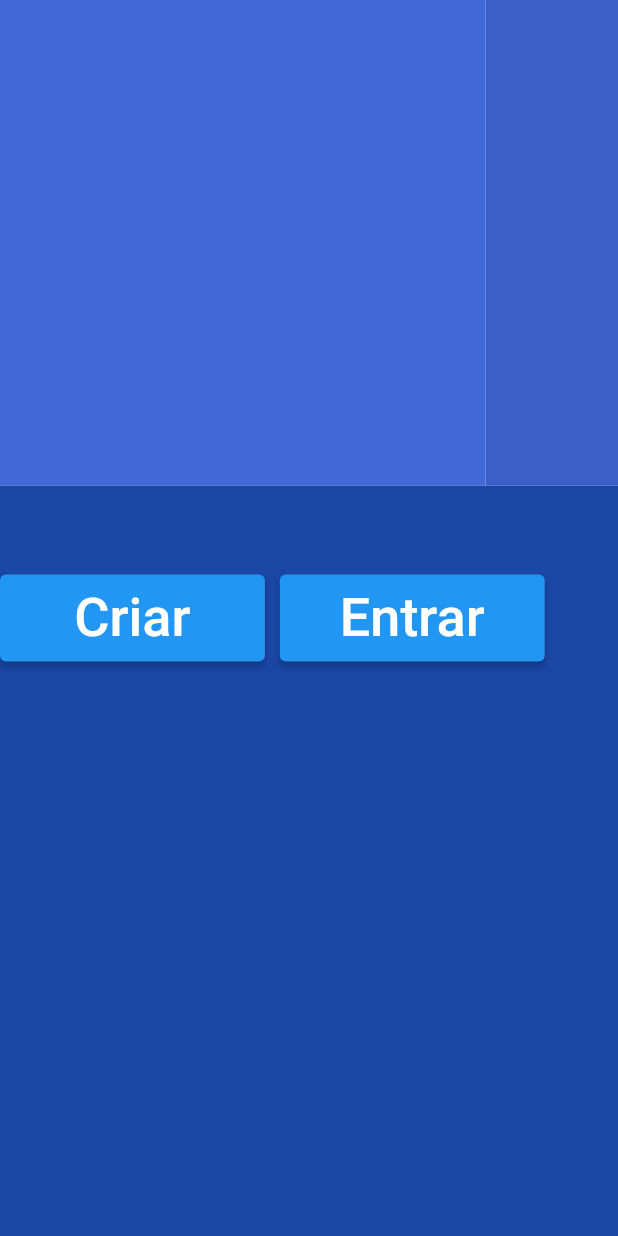
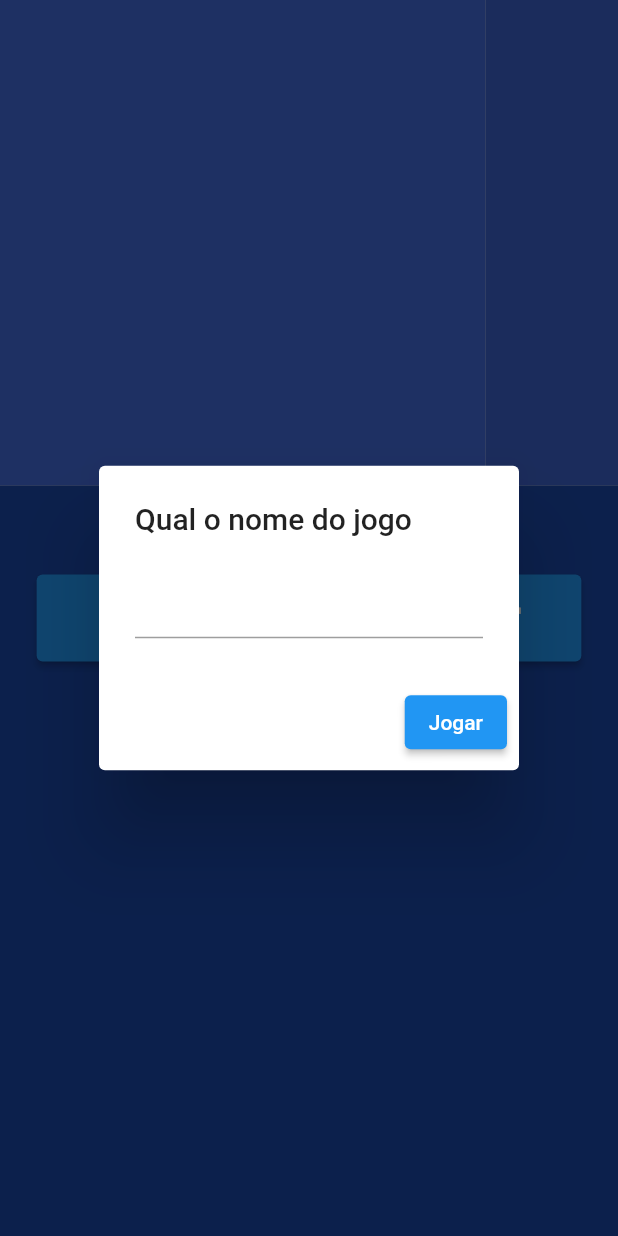
Before and after one commit to beribeiro/plataform_channel_game, a Flutter app: the screen it shows after launch, after a tap on "Criar", on a phone screen of 412 x 824 dp. Run offline on Flutter 3.47's test engine with Material 2 defaults, Android fonts, the phone set to English and light mode, and no system bars; our stand-ins replace flutter_screenutil.

Commit message:
Adicionando botões e criar jogo

```diff
--- a/lib/screens/game.dart
+++ b/lib/screens/game.dart
@@ -58,16 +58,13 @@ class _GameWidgetState extends State<GameWidget> {
                   children: [
                     creator == null ?
                     Row(
-                      mainAxisSize: MainAxisSize.max,
+                      mainAxisSize: MainAxisSize.min,
                       children: [
                         buildButton("Criar", true),
                         SizedBox(
                           width: 10,
                         ),
                         buildButton("Entrar", false),
-                        SizedBox(
-                          width: 10,
-                        )
                       ],
                     )
 
@@ -92,8 +89,42 @@ class _GameWidgetState extends State<GameWidget> {
     child: ElevatedButton(
       child: Padding(
         padding: const EdgeInsets.all(8),
-        child: Text(label, style: textStyle36,)),
-      onPressed: () {},
+        child: Text(label, style: textStyle36)),
+      onPressed: () {
+        createGame(owner);
+      },
     ),
   );
+
+
+  Future createGame(bool owner) async{
+    TextEditingController controller = TextEditingController();
+    return showDialog(
+      context: context,
+      barrierDismissible: true,
+      builder: (BuildContext context) {
+        return AlertDialog(
+          title: const Text("Qual o nome do jogo"),
+          content: TextField(controller: controller),
+          actions: [
+            ElevatedButton(
+              child: const Text("Jogar"),
+              onPressed: () {
+                Navigator.of(context).pop();
+                _sendAction('subscribe', {'channel': controller.text});
+                //.then((value))
+                setState(() {
+                  creator = Creator(owner, controller.text);
+                  minhaVez = owner;
+                });
+              },
+            )
+          ],
+        );
+    });
+  }
+
+  Future _sendAction (String action, Map<String, dynamic> arguments) async {
+
+  }
 }
```
